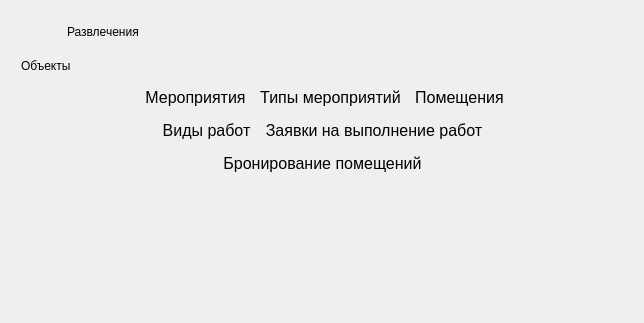
First picture: the form in forms/entertainmentdashboard.ui, repository anastasia-k-o/Management-System, before the edit; both pictures show x 0 to 644 and y 0 to 323 of the 644 by 674 pixel window.
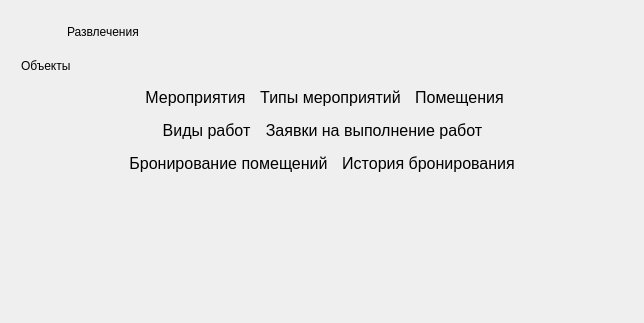
Second picture: the form after the edit. Icons and pictures are not drawn.

```diff
--- a/forms/entertainmentdashboard.ui
+++ b/forms/entertainmentdashboard.ui
@@ -335,6 +335,31 @@
          </property>
         </widget>
        </item>
+       <item>
+        <widget class="QPushButton" name="bookingHistory">
+         <property name="sizePolicy">
+          <sizepolicy hsizetype="Fixed" vsizetype="Fixed">
+           <horstretch>0</horstretch>
+           <verstretch>0</verstretch>
+          </sizepolicy>
+         </property>
+         <property name="font">
+          <font>
+           <family>Yu Gothic UI</family>
+           <pointsize>12</pointsize>
+           <weight>50</weight>
+           <italic>false</italic>
+           <bold>false</bold>
+          </font>
+         </property>
+         <property name="text">
+          <string>История бронирования</string>
+         </property>
+         <property name="flat">
+          <bool>true</bool>
+         </property>
+        </widget>
+       </item>
        <item>
         <spacer name="horizontalSpacer_6">
          <property name="orientation">
```
